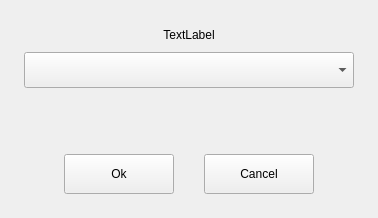
Before: the Qt Designer form src/polkit-agent/dialog.ui in openeuler-mirror/kiran-session-guard, drawn with Qt 5.
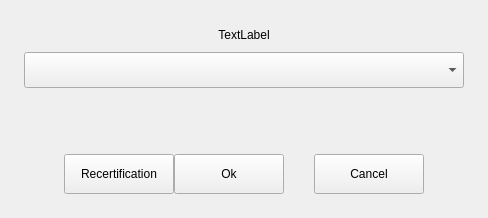
After: the same form once the commit is applied. Custom widgets are drawn as their Qt base class.

Diff of the .ui file:
```diff
--- a/src/polkit-agent/dialog.ui
+++ b/src/polkit-agent/dialog.ui
@@ -6,7 +6,7 @@
    <rect>
     <x>0</x>
     <y>0</y>
-    <width>407</width>
+    <width>410</width>
     <height>234</height>
    </rect>
   </property>
@@ -214,6 +214,31 @@
           </property>
          </spacer>
         </item>
+        <item>
+         <widget class="QPushButton" name="btn_reauth">
+          <property name="sizePolicy">
+           <sizepolicy hsizetype="Fixed" vsizetype="Fixed">
+            <horstretch>0</horstretch>
+            <verstretch>0</verstretch>
+           </sizepolicy>
+          </property>
+          <property name="minimumSize">
+           <size>
+            <width>110</width>
+            <height>40</height>
+           </size>
+          </property>
+          <property name="maximumSize">
+           <size>
+            <width>110</width>
+            <height>40</height>
+           </size>
+          </property>
+          <property name="text">
+           <string>Recertification</string>
+          </property>
+         </widget>
+        </item>
         <item>
          <widget class="QPushButton" name="btn_ok">
           <property name="sizePolicy">
```
